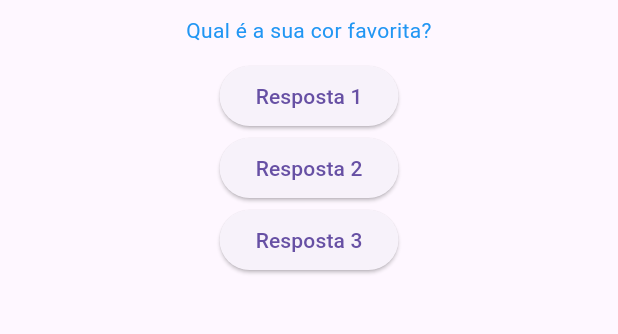
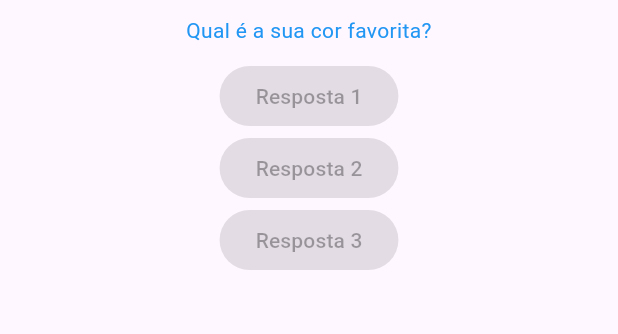
Before and after one commit to leonardogtc/pjct-perguntas-respostas-flutter, a Flutter app: the screen it shows after launch, on a phone screen of 412 x 824 dp, the part 84-418 px from its top. Run offline on Flutter 3.47's test engine with Material 3 defaults, Android fonts, the phone set to English and light mode, and no system bars.

Commit message:
Criando Widget Resposta

```diff
--- a/lib/main.dart
+++ b/lib/main.dart
@@ -1,5 +1,6 @@
 import 'package:flutter/material.dart';
 import './questao.dart';
+import './resposta.dart';
 
 void main() => runApp(const PerguntaApp());
 
@@ -31,18 +32,9 @@ class _PerguntaAppState extends State<PerguntaApp> {
         body: Column(
           children: [
             Questao(perguntas[_perguntaSelecionada]),
-            ElevatedButton(
-              onPressed: _responder,
-              child: const Text('Resposta 1'),
-            ),
-            ElevatedButton(
-              onPressed: _responder,
-              child: const Text('Resposta 2'),
-            ),
-            ElevatedButton(
-              onPressed: _responder,
-              child: const Text('Resposta 3'),
-            ),
+            const Resposta('Resposta 1'),
+            const Resposta('Resposta 2'),
+            const Resposta('Resposta 3'),
           ],
         ),
       ),
--- /dev/null
+++ b/lib/resposta.dart
@@ -0,0 +1,15 @@
+import 'package:flutter/material.dart';
+
+class Resposta extends StatelessWidget {
+  final String texto;
+
+  const Resposta(this.texto, {super.key});
+
+  @override
+  Widget build(BuildContext context) {
+    return ElevatedButton(
+      onPressed: null,
+      child: Text(texto),
+    );
+  }
+}
```
